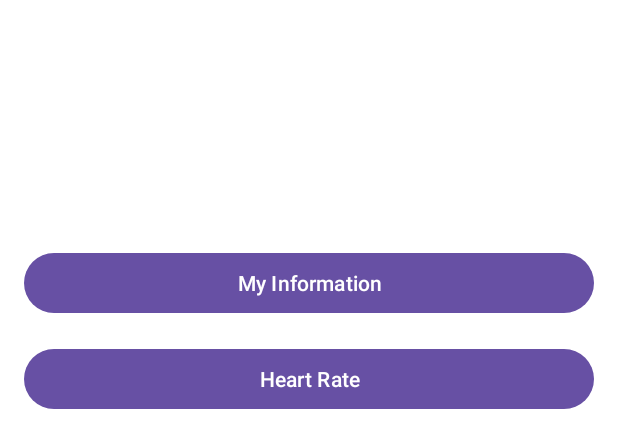
After one commit to zemani2/FinalProject, an Android app: the layout activity_home_page.xml on its own in the app's theme, with its tools: preview values and no code run, on a phone screen of 412 x 824 dp. The commit adds this screen. Shown: the top 448 px of the screen. Run offline under Robolectric (Android 15) with nearby library versions, the phone set to English and light mode, and no system bars.

Commit message:
add the files: HomePageActivity.java, UserInfoActivity.java. and updated the files

```diff
--- a/app/src/main/java/com/example/anxietyByHeartRate/SignUpActivity.java
+++ b/app/src/main/java/com/example/anxietyByHeartRate/SignUpActivity.java
@@ -133,7 +133,11 @@ public class SignUpActivity extends AppCompatActivity {
                             Boolean insert = DB.insertData(user, pass, age, height, weight); // Pass age to the insertData method
                             if (insert == true) {
                                 Toast.makeText(SignUpActivity.this, "Registered successfully", Toast.LENGTH_SHORT).show();
-                                Intent intent = new Intent(SignUpActivity.this, HeartRateActivity.class);
+                                Intent intent = new Intent(SignUpActivity.this, HomePageActivity.class);
+                                intent.putExtra("USERNAME", user);
+                                intent.putExtra("AGE", age);
+                                intent.putExtra("WEIGHT", weight);
+                                intent.putExtra("HEIGHT", height);
                                 startActivity(intent);
                             } else {
                                 Toast.makeText(SignUpActivity.this, "Registration failed", Toast.LENGTH_SHORT).show();
--- /dev/null
+++ b/app/src/main/res/layout/activity_home_page.xml
@@ -0,0 +1,49 @@
+<?xml version="1.0" encoding="utf-8"?>
+<RelativeLayout xmlns:android="http://schemas.android.com/apk/res/android"
+    android:layout_width="match_parent"
+    android:layout_height="match_parent"
+    android:background="@android:color/white"
+    android:padding="16dp">
+
+    <TextView
+        android:id="@+id/usernameTextView"
+        android:layout_width="wrap_content"
+        android:layout_height="wrap_content"
+        android:textSize="24sp"
+        android:textStyle="bold"
+        android:textColor="@android:color/black"
+        android:layout_centerHorizontal="true"
+        android:layout_marginTop="100dp"/>
+
+    <TextView
+        android:id="@+id/textView"
+        android:layout_width="wrap_content"
+        android:layout_height="wrap_content"
+        android:textSize="24sp"
+        android:textStyle="bold"
+        android:textColor="@android:color/black"
+        android:layout_centerHorizontal="true"
+        android:layout_marginTop="100dp"/>
+
+    <Button
+        android:id="@+id/myInfoButton"
+        android:layout_width="match_parent"
+        android:layout_height="wrap_content"
+        android:text= "My Information"
+        android:layout_below="@id/textView"
+        android:layout_centerHorizontal="true"
+        android:layout_marginTop="16dp" />
+
+
+    <Button
+        android:id="@+id/heartRateButton"
+        android:layout_width="match_parent"
+        android:layout_height="wrap_content"
+        android:text="Heart Rate"
+        android:layout_below="@id/myInfoButton"
+        android:layout_centerHorizontal="true"
+        android:layout_marginTop="16dp" />
+
+
+
+</RelativeLayout>
```
Also changed, not shown: app/src/main/AndroidManifest.xml (+10 -5 lines), app/src/main/java/com/example/anxietyByHeartRate/HomePageActivity.java (added, +49 -0 lines), app/src/main/java/com/example/anxietyByHeartRate/LoginActivity.java (+14 -13 lines), app/src/main/java/com/example/anxietyByHeartRate/UserInfoActivity.java (added, +33 -0 lines), app/src/main/res/layout/activity_login.xml (+51 -16 lines), app/src/main/res/layout/activity_user_info.xml (added, +42 -0 lines).
